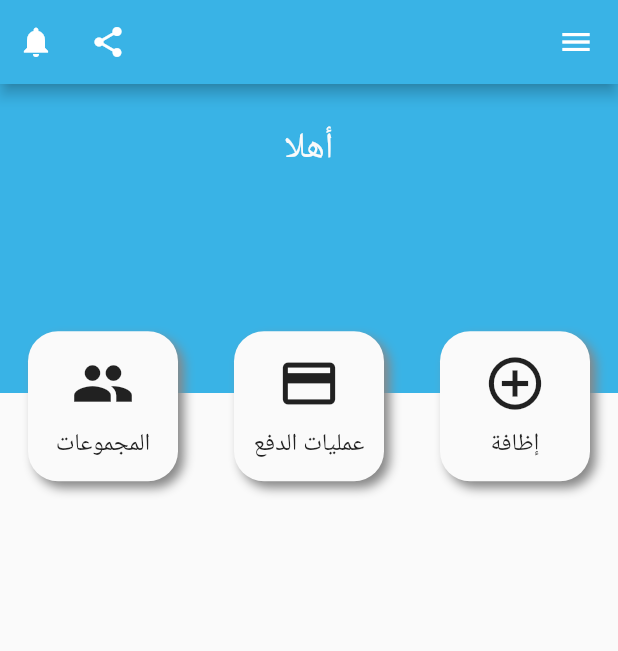
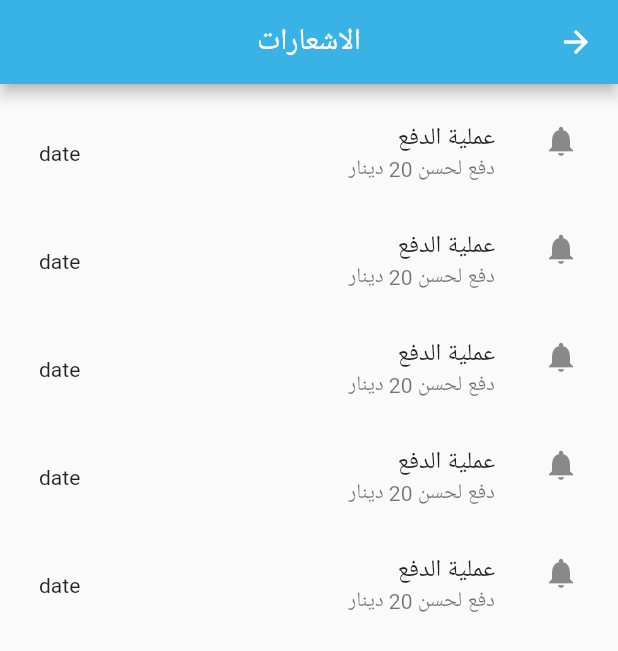
Before and after one commit to lahcenegue/loginapp, a Flutter app: the HomeScreen screen opened directly, after a tap on the "notifications" icon, on a phone screen of 412 x 824 dp. Shown: the top 651 px of the screen. Run offline on Flutter 3.47's test engine with Material 2 defaults, Android fonts, the phone set to English and light mode, and no system bars; our stand-ins replace share_plus, shared_preferences; missing offline and left inert: onesignal_flutter; accounts and stored records are empty.

Commit message:
notification screen

```diff
--- a/lib/screens/home/home_screen.dart
+++ b/lib/screens/home/home_screen.dart
@@ -2,8 +2,10 @@ import 'package:flutter/material.dart';
 import 'package:loginapp/constants/constants.dart';
 import 'package:loginapp/screens/home/add/add_screen.dart';
 import 'package:loginapp/screens/home/groupe/groupe_screen.dart';
+import 'package:loginapp/screens/home/notification/notification_screen.dart';
 import 'package:loginapp/screens/home/payment/payment_screen.dart';
 import 'package:loginapp/widgets/costum_container.dart';
+import 'package:share_plus/share_plus.dart';
 import 'package:shared_preferences/shared_preferences.dart';
 
 class HomeScreen extends StatefulWidget {
@@ -43,12 +45,25 @@ class _HomeScreenState extends State<HomeScreen> {
         appBar: AppBar(
           actions: [
             IconButton(
-              onPressed: () {},
               icon: const Icon(Icons.share),
+              onPressed: () {
+                Share.share(
+                  """
+                          مرحبا، يمكنك الدفع لـ: $name
+                          عبر: ${Constants.url}/u/
+                                """,
+                  subject: "مشاركة الرابط",
+                );
+              },
             ),
             IconButton(
-              onPressed: () {},
               icon: const Icon(Icons.notifications),
+              onPressed: () {
+                Navigator.push(
+                    context,
+                    MaterialPageRoute(
+                        builder: (context) => const NotificationScreen()));
+              },
             ),
           ],
         ),
--- /dev/null
+++ b/lib/screens/home/notification/notification_screen.dart
@@ -0,0 +1,35 @@
+import 'package:flutter/material.dart';
+
+class NotificationScreen extends StatefulWidget {
+  const NotificationScreen({super.key});
+
+  @override
+  State<NotificationScreen> createState() => _NotificationScreenState();
+}
+
+class _NotificationScreenState extends State<NotificationScreen> {
+  @override
+  Widget build(BuildContext context) {
+    return Directionality(
+      textDirection: TextDirection.rtl,
+      child: SafeArea(
+        child: Scaffold(
+          appBar: AppBar(
+            title: const Text("الاشعارات"),
+          ),
+          body: ListView.builder(
+              padding: const EdgeInsets.all(10),
+              itemCount: 5,
+              itemBuilder: (context, index) {
+                return const ListTile(
+                  title: Text("عملية الدفع"),
+                  subtitle: Text("دفع لحسن 20 دينار"),
+                  leading: Icon(Icons.notifications),
+                  trailing: Text("date"),
+                );
+              }),
+        ),
+      ),
+    );
+  }
+}
```
Also changed, not shown: lib/screens/home/add/add_api.dart (+2 -8 lines), lib/screens/home/add/add_screen.dart (+24 -7 lines).
